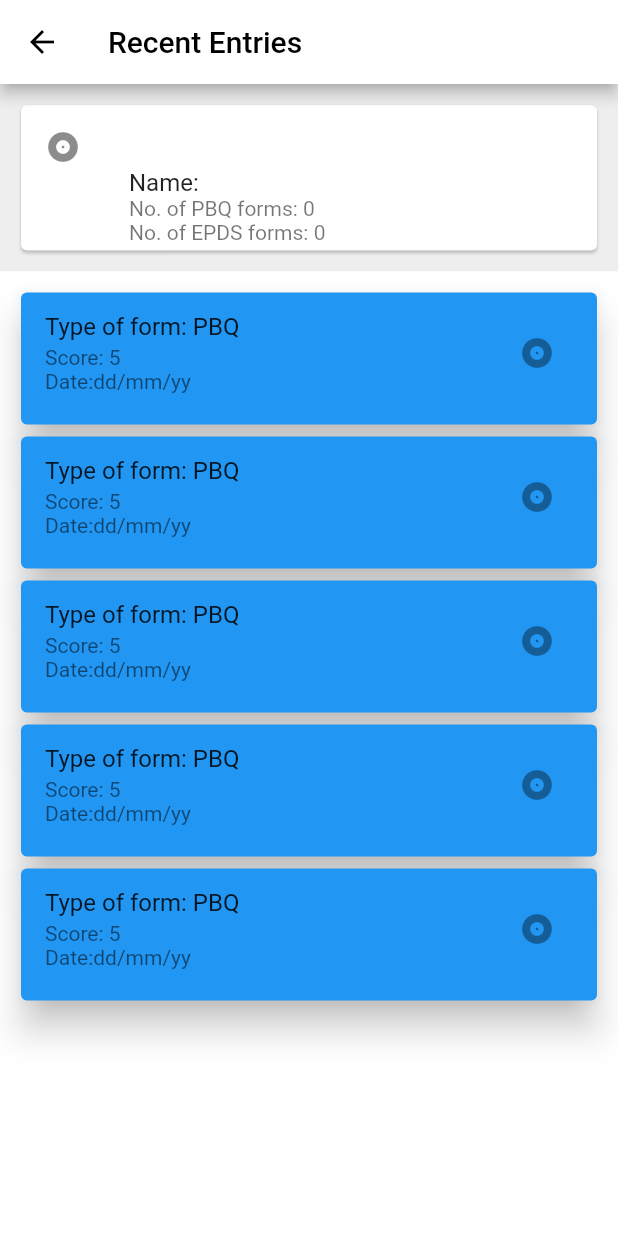
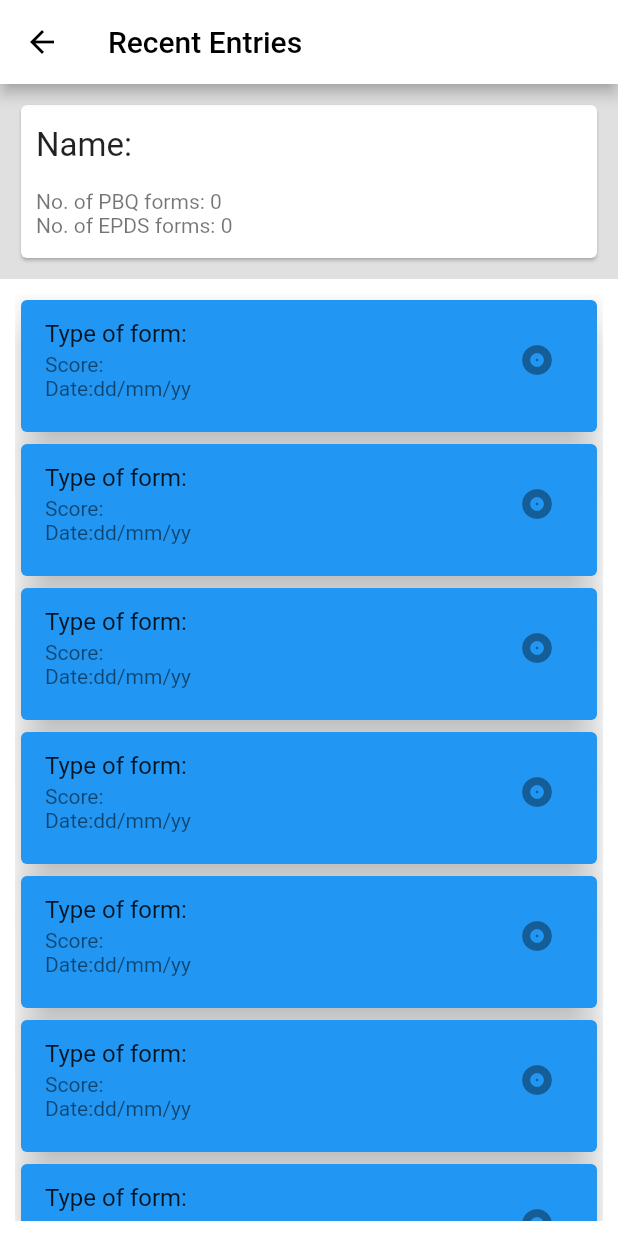
Before and after one commit to AyushBherwani1998/FlutterCSEProject, a Flutter app: the RecentPatientActivity screen opened directly, on a phone screen of 412 x 824 dp. Run offline on Flutter 3.47's test engine with Material 2 defaults, Android fonts, the phone set to English and light mode, and no system bars; our stand-ins replace cloud_firestore, datetime_picker_formfield, firebase_auth, font_awesome_flutter, progress_indicators, sqflite and 1 more; accounts and stored records are empty.

Commit message:
recent patient
ui changed

```diff
--- a/flutter_forms/lib/user_interface/recent_patient.dart
+++ b/flutter_forms/lib/user_interface/recent_patient.dart
@@ -64,16 +64,17 @@ class _RecentPatientBody extends State<RecentPatientBody> {
     return Column(
       children: [
         Container(
-          color: Colors.grey.shade200,
+          color: Colors.grey.shade300,
           padding: EdgeInsets.all(10.0),
           child: Card(
             child: Column(
               children: <Widget>[
                 ListTile(
-                  leading: Icon(Icons.album),
-                  title: Text('\n\nName:${userDetails==null?"":userDetails['name']}'),
-                  subtitle: Text(
-                      'No. of PBQ forms: ${userDetails==null?"":userDetails['pbq_count']}\nNo. of EPDS forms: ${userDetails==null?"":userDetails['epds_count']}'),
+                  contentPadding: EdgeInsets.all(10.0),
+                  title: Text('Name:${userDetails==null?"":userDetails['name']}',style: TextStyle(fontSize: 22.0)),
+                  subtitle:
+                  Text(
+                      '\nNo. of PBQ forms: ${userDetails==null?"":userDetails['pbq_count']}\nNo. of EPDS forms: ${userDetails==null?"":userDetails['epds_count']}'),
                 ),
               ],
             ),
@@ -84,7 +85,7 @@ class _RecentPatientBody extends State<RecentPatientBody> {
             color: Colors.white,
             padding: EdgeInsets.all(10.0),
             child: ListView.builder(
-              itemCount: 5, //no. of recent forms,
+              itemCount: 10, //no. of recent forms,
               itemBuilder: (BuildContext context, int index) {
                 return Card(
                   color: Colors.blue,
@@ -92,10 +93,10 @@ class _RecentPatientBody extends State<RecentPatientBody> {
                   child: ListTile(
                     isThreeLine: true,
                     title: Text(
-                      "Type of form: PBQ",
+                      "Type of form: ",
                     ),
                     //give name of form
-                    subtitle: Text("Score: 5 \nDate:dd/mm/yy "),
+                    subtitle: Text("Score:  \nDate:dd/mm/yy "),
                     //add score and date
                     trailing: IconButton(
                         icon: Icon(Icons.album),
```
